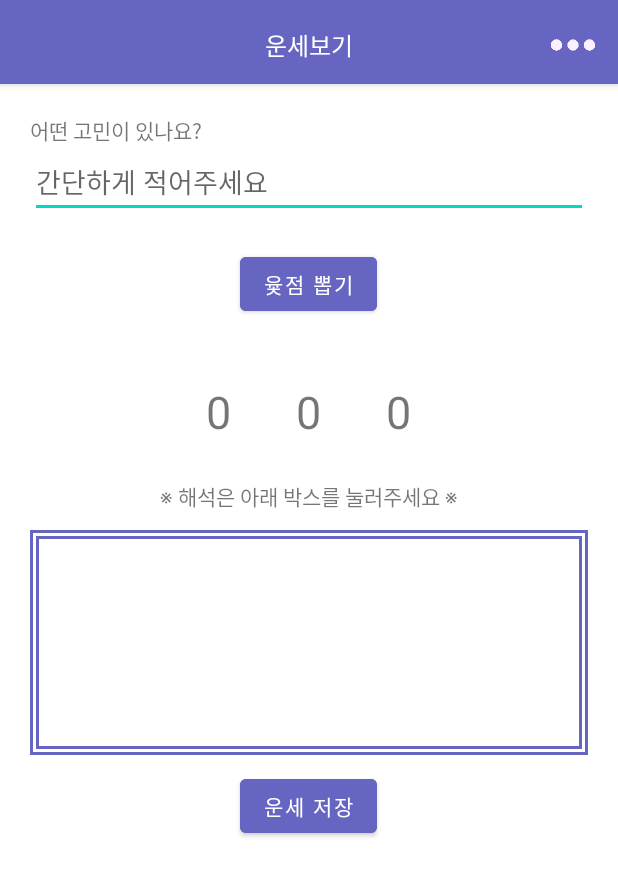
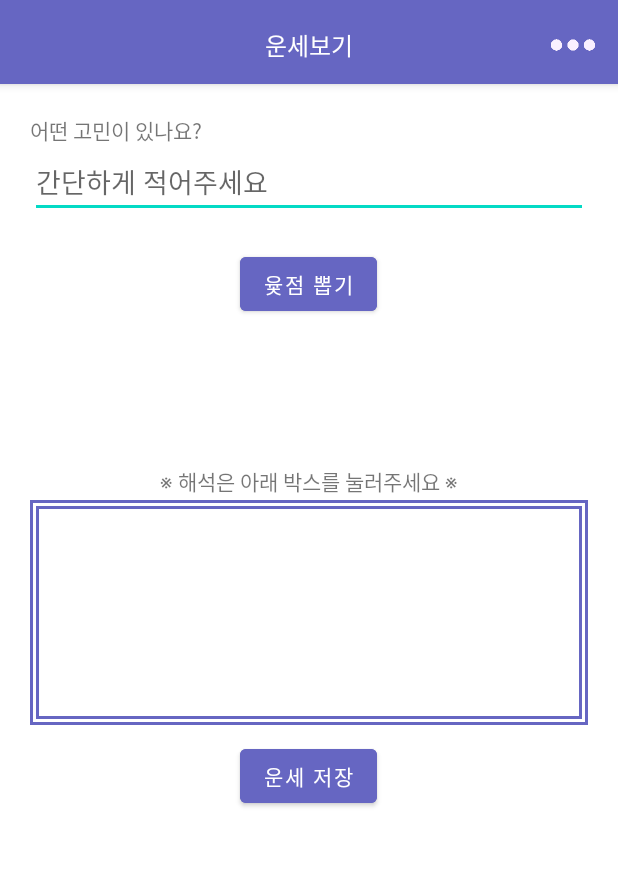
Before and after one commit to Suji6576/yut_fortune, an Android app: the screen it shows after launch (MainActivity), on a phone screen of 412 x 824 dp. Shown: the top 876 px of the screen. Run offline under Robolectric (Android 15) with nearby library versions, the phone set to English and light mode, and no system bars; our stand-ins replace data binding.

Commit message:
UI수정

```diff
--- a/app/src/main/java/com/neppplus/yut_fortune/MainActivity.kt
+++ b/app/src/main/java/com/neppplus/yut_fortune/MainActivity.kt
@@ -54,7 +54,7 @@ class MainActivity : BaseActivity() {
         }
 
     }
-
+//    뽑은 랜덤숫자를 도,개,걸,모 로 변환
     fun randomValues() : String {
 
         val randomNumber = (1..4).random()
@@ -67,6 +67,7 @@ class MainActivity : BaseActivity() {
         return yutTxt
     }
 
+//    결과에 따라 다른 해석 나오게 - 64가지 경우의 수
     fun viewResult() {
 
         val inputFirst = binding.firstTxt.text
--- a/app/src/main/res/layout/activity_main.xml
+++ b/app/src/main/res/layout/activity_main.xml
@@ -53,7 +53,7 @@
 
             <LinearLayout
                 android:layout_width="match_parent"
-                android:layout_height="120dp"
+                android:layout_height="100dp"
                 android:orientation="vertical"
                 android:layout_marginTop="20dp"
                 android:gravity="center">
@@ -70,7 +70,7 @@
                         android:layout_height="50dp"
                         android:gravity="center"
                         android:textSize="30sp"
-                        android:text="0"/>
+                        android:text=" "/>
 
                     <TextView
                         android:id="@+id/secondTxt"
@@ -79,7 +79,7 @@
                         android:gravity="center"
                         android:textSize="30sp"
                         android:layout_marginLeft="10dp"
-                        android:text="0"/>
+                        android:text=" "/>
 
                     <TextView
                         android:id="@+id/thirdTxt"
@@ -88,7 +88,7 @@
                         android:gravity="center"
                         android:textSize="30sp"
                         android:layout_marginLeft="10dp"
-                        android:text="0"/>
+                        android:text=" "/>
 
                 </LinearLayout>
 
--- a/app/src/main/res/values/colors.xml
+++ b/app/src/main/res/values/colors.xml
@@ -8,4 +8,5 @@
     <color name="black">#FF000000</color>
     <color name="white">#FFFFFFFF</color>
     <color name="background">#6666C2</color>
+    <color name="basic_color">#AF91BE</color>
 </resources>
```
